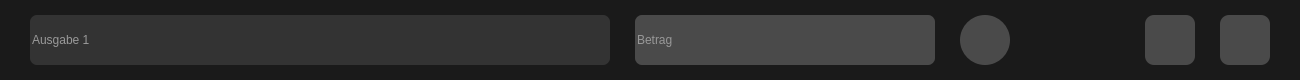
The window that ui/EntryWindow/EntryForm/entryform.ui (MopedG/FinanceAnalytics) describes before a commit, drawn with Qt 5.
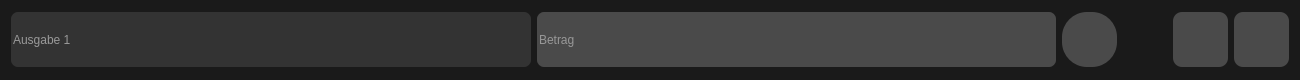
The same window after the commit. Icons and pictures are not drawn.

Diff of the .ui file:
```diff
--- a/ui/EntryWindow/EntryForm/entryform.ui
+++ b/ui/EntryWindow/EntryForm/entryform.ui
@@ -22,13 +22,13 @@
      <property name="minimumSize">
       <size>
        <width>200</width>
-       <height>50</height>
+       <height>55</height>
       </size>
      </property>
      <property name="maximumSize">
       <size>
-       <width>580</width>
-       <height>16777215</height>
+       <width>50000</width>
+       <height>55</height>
       </size>
      </property>
      <property name="mouseTracking">
@@ -56,8 +56,8 @@
      </property>
      <property name="maximumSize">
       <size>
-       <width>300</width>
-       <height>50</height>
+       <width>50000</width>
+       <height>55</height>
       </size>
      </property>
      <property name="styleSheet">
@@ -77,10 +77,16 @@
    </item>
    <item>
     <widget class="QPushButton" name="editButton">
+     <property name="minimumSize">
+      <size>
+       <width>55</width>
+       <height>55</height>
+      </size>
+     </property>
      <property name="maximumSize">
       <size>
-       <width>50</width>
-       <height>50</height>
+       <width>55</width>
+       <height>55</height>
       </size>
      </property>
      <property name="styleSheet">
@@ -127,7 +133,7 @@
      </property>
      <property name="sizeHint" stdset="0">
       <size>
-       <width>110</width>
+       <width>50</width>
        <height>20</height>
       </size>
      </property>
@@ -137,14 +143,14 @@
     <widget class="QPushButton" name="deleteButton">
      <property name="minimumSize">
       <size>
-       <width>50</width>
-       <height>50</height>
+       <width>55</width>
+       <height>55</height>
       </size>
      </property>
      <property name="maximumSize">
       <size>
-       <width>50</width>
-       <height>50</height>
+       <width>55</width>
+       <height>55</height>
       </size>
      </property>
      <property name="styleSheet">
@@ -186,14 +192,14 @@
     <widget class="QPushButton" name="submitButton">
      <property name="minimumSize">
       <size>
-       <width>50</width>
-       <height>50</height>
+       <width>55</width>
+       <height>55</height>
       </size>
      </property>
      <property name="maximumSize">
       <size>
-       <width>50</width>
-       <height>50</height>
+       <width>55</width>
+       <height>55</height>
       </size>
      </property>
      <property name="styleSheet">
```
